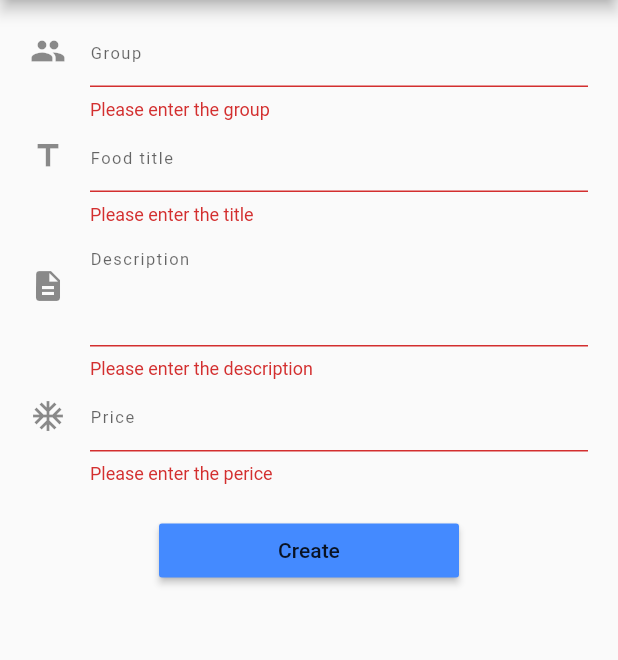
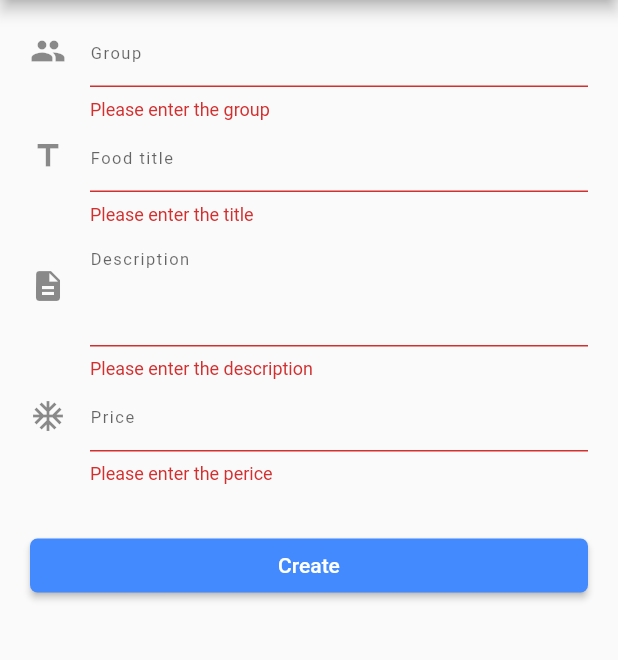
Before and after one commit to mahyarnikoo/Flutter-FoodsList, a Flutter app: the screen it shows after launch, after a tap on "Create", on a phone screen of 412 x 824 dp, the part 156-816 px from its top. Run offline on Flutter 3.47's test engine with Material 2 defaults, Android fonts, the phone set to English and light mode, and no system bars; our stand-ins replace fluttertoast.

Commit message:
second release

```diff
--- a/lib/Pages/food_create.dart
+++ b/lib/Pages/food_create.dart
@@ -18,6 +18,10 @@ class _FoodCreate extends State<FoodCreate> {
 
   final _formKey = GlobalKey<FormState>();
 
+  FocusNode titleTextFormField = new FocusNode();
+  FocusNode descriptionTextForField = new FocusNode();
+  FocusNode priceTextFormField = FocusNode();
+
   @override
   void dispose() {
     _group.dispose();
@@ -32,7 +36,7 @@ class _FoodCreate extends State<FoodCreate> {
         key: _formKey,
         child: Container(
           margin: EdgeInsets.symmetric(vertical: 10.0, horizontal: 20.0),
-          child: Column(
+          child: ListView(
             children: <Widget>[
               Container(
                 decoration:
@@ -45,7 +49,10 @@ class _FoodCreate extends State<FoodCreate> {
                       hintText: 'Group',
                       hintStyle: TextStyle(fontSize: 11, letterSpacing: 1)),
                   onSaved: (String value) {},
-                  validator: (String value) {
+                  onFieldSubmitted: (String value) {
+                    FocusScope.of(context).requestFocus(titleTextFormField);
+                  },
+                  validator: (value) {
                     return value.isEmpty ? 'Please enter the group' : null;
                   },
                 ),
@@ -55,6 +62,7 @@ class _FoodCreate extends State<FoodCreate> {
                     BoxDecoration(borderRadius: BorderRadius.circular(15.0)),
                 child: TextFormField(
                   controller: _title,
+                  focusNode: titleTextFormField,
                   textInputAction: TextInputAction.next,
                   decoration: InputDecoration(
                       icon: Icon(Icons.title),
@@ -63,7 +71,10 @@ class _FoodCreate extends State<FoodCreate> {
                         fontSize: 11.0,
                         letterSpacing: 1,
                       )),
-                  onSaved: (String value) {},
+                  onFieldSubmitted: (value) {
+                    FocusScope.of(context)
+                        .requestFocus(descriptionTextForField);
+                  },
                   validator: (String value) {
                     return value.isEmpty ? 'Please enter the title' : null;
                   },
@@ -74,6 +85,7 @@ class _FoodCreate extends State<FoodCreate> {
                     BoxDecoration(borderRadius: BorderRadius.circular(15.0)),
                 child: TextFormField(
                   controller: _description,
+                  focusNode: descriptionTextForField,
                   textInputAction: TextInputAction.next,
                   maxLines: 3,
                   decoration: InputDecoration(
@@ -83,7 +95,10 @@ class _FoodCreate extends State<FoodCreate> {
                         fontSize: 11.0,
                         letterSpacing: 1,
                       )),
-                  onSaved: (String value) {},
+                  onFieldSubmitted: (value) {
+                    descriptionTextForField.unfocus();
+                    FocusScope.of(context).requestFocus(priceTextFormField);
+                  },
                   validator: (String value) {
                     return value.isEmpty
                         ? 'Please enter the description'
@@ -92,16 +107,21 @@ class _FoodCreate extends State<FoodCreate> {
                 ),
               ),
               Container(
-                margin: EdgeInsets.only(bottom: 20.0),
+                margin: EdgeInsets.only(bottom: 30.0),
                 decoration:
                     BoxDecoration(borderRadius: BorderRadius.circular(15.0)),
                 child: TextFormField(
                   controller: _price,
+                  focusNode: priceTextFormField,
+                  keyboardType: TextInputType.number,
                   decoration: InputDecoration(
                       icon: Icon(Icons.ac_unit),
                       hintText: 'Price',
                       hintStyle: TextStyle(letterSpacing: 1, fontSize: 11)),
                   textInputAction: TextInputAction.done,
+                  onFieldSubmitted: (value) {
+                    _createFood();
+                  },
                   validator: (String value) {
                     return value.isEmpty ? 'Please enter the perice' : null;
                   },
@@ -111,8 +131,24 @@ class _FoodCreate extends State<FoodCreate> {
                 width: 200,
                 child: RaisedButton(
                   child: Text('Create'),
+                  shape: RoundedRectangleBorder(
+                      side: BorderSide.none,
+                      borderRadius: BorderRadius.circular(5.0)),
                   color: Colors.blueAccent,
+                  textColor: Colors.white,
                   onPressed: () {
+                    _createFood();
+                  },
+                ),
+              )
+            ],
+          ),
+        ),
+      ),
+    );
+  }
+
+  void _createFood() {
     if (_formKey.currentState.validate()) {
       Food food = Food(_group.value.text, _title.value.text,
           _description.value.text, double.parse(_price.text));
@@ -129,13 +165,5 @@ class _FoodCreate extends State<FoodCreate> {
         fontSize: 12,
       );
     }
-                  },
-                ),
-              )
-            ],
-          ),
-        ),
-      ),
-    );
   }
 }
```
Lines whose indentation alone changed are shown as unchanged.
